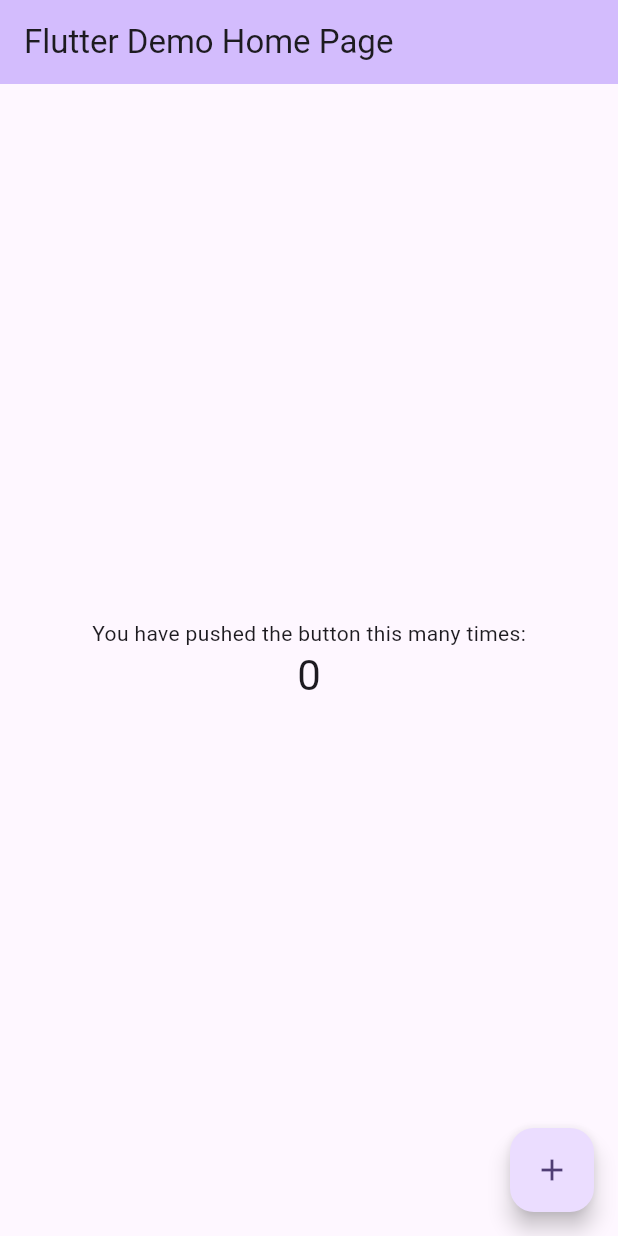
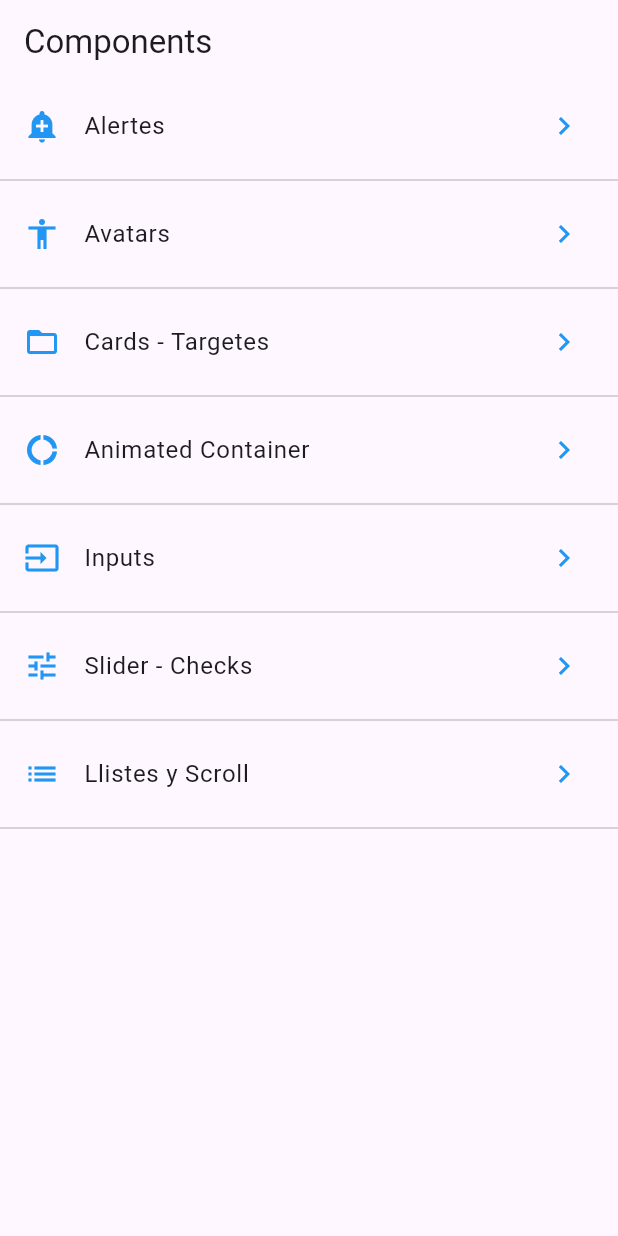
Before and after one commit to Samusk8/samu_app1, a Flutter app: the screen it shows after launch, on a phone screen of 412 x 824 dp. Run offline on Flutter 3.47's test engine with Material 3 defaults, Android fonts, the phone set to English and light mode, and no system bars.

Commit message:
hasta el 23

```diff
--- /dev/null
+++ b/data/menu_opts.json
@@ -0,0 +1,40 @@
+{
+    "nomApp" : "Components",
+    "rutes" : [
+        {
+            "ruta" : "alert",
+            "icona" : "add_alert",
+            "texte": "Alertes"
+        },
+        {
+            "ruta" : "avatar",
+            "icona" : "accessibility",
+            "texte": "Avatars"
+        },
+        {
+            "ruta" : "card",
+            "icona" : "folder_open",
+            "texte": "Cards - Targetes"
+        },
+        {
+            "ruta" : "animatedContainer",
+            "icona" : "donut_large",
+            "texte": "Animated Container"
+        },
+        {
+            "ruta" : "inputs",
+            "icona" : "input",
+            "texte": "Inputs"
+        },
+        {
+            "ruta" : "slider",
+            "icona" : "tune",
+            "texte": "Slider - Checks"
+        },
+        {
+            "ruta" : "list",
+            "icona" : "list",
+            "texte": "Llistes y Scroll"
+        }
+    ]
+}
--- a/lib/main.dart
+++ b/lib/main.dart
@@ -1,122 +1,20 @@
 import 'package:flutter/material.dart';
 
-void main() {
-  runApp(const MyApp());
-}
+import 'package:flutter/material.dart';
+import 'package:samu_app1/screens/home_page.dart';
+import 'package:samu_app1/screens/home_temp.dart';
+
+void main() => runApp(const MyApp());
 
 class MyApp extends StatelessWidget {
   const MyApp({super.key});
 
-  // This widget is the root of your application.
   @override
   Widget build(BuildContext context) {
     return MaterialApp(
-      title: 'Flutter Demo',
-      theme: ThemeData(
-        // This is the theme of your application.
-        //
-        // TRY THIS: Try running your application with "flutter run". You'll see
-        // the application has a purple toolbar. Then, without quitting the app,
-        // try changing the seedColor in the colorScheme below to Colors.green
-        // and then invoke "hot reload" (save your changes or press the "hot
-        // reload" button in a Flutter-supported IDE, or press "r" if you used
-        // the command line to start the app).
-        //
-        // Notice that the counter didn't reset back to zero; the application
-        // state is not lost during the reload. To reset the state, use hot
-        // restart instead.
-        //
-        // This works for code too, not just values: Most code changes can be
-        // tested with just a hot reload.
-        colorScheme: ColorScheme.fromSeed(seedColor: Colors.deepPurple),
-      ),
-      home: const MyHomePage(title: 'Flutter Demo Home Page'),
+      debugShowCheckedModeBanner: false,
+      title: 'Components',
+      home: HomePage(),
     );
   }
 }
-
-class MyHomePage extends StatefulWidget {
-  const MyHomePage({super.key, required this.title});
-
-  // This widget is the home page of your application. It is stateful, meaning
-  // that it has a State object (defined below) that contains fields that affect
-  // how it looks.
-
-  // This class is the configuration for the state. It holds the values (in this
-  // case the title) provided by the parent (in this case the App widget) and
-  // used by the build method of the State. Fields in a Widget subclass are
-  // always marked "final".
-
-  final String title;
-
-  @override
-  State<MyHomePage> createState() => _MyHomePageState();
-}
-
-class _MyHomePageState extends State<MyHomePage> {
-  int _counter = 0;
-
-  void _incrementCounter() {
-    setState(() {
-      // This call to setState tells the Flutter framework that something has
-      // changed in this State, which causes it to rerun the build method below
-      // so that the display can reflect the updated values. If we changed
-      // _counter without calling setState(), then the build method would not be
-      // called again, and so nothing would appear to happen.
-      _counter++;
-    });
-  }
-
-  @override
-  Widget build(BuildContext context) {
-    // This method is rerun every time setState is called, for instance as done
-    // by the _incrementCounter method above.
-    //
-    // The Flutter framework has been optimized to make rerunning build methods
-    // fast, so that you can just rebuild anything that needs updating rather
-    // than having to individually change instances of widgets.
-    return Scaffold(
-      appBar: AppBar(
-        // TRY THIS: Try changing the color here to a specific color (to
-        // Colors.amber, perhaps?) and trigger a hot reload to see the AppBar
-        // change color while the other colors stay the same.
-        backgroundColor: Theme.of(context).colorScheme.inversePrimary,
-        // Here we take the value from the MyHomePage object that was created by
-        // the App.build method, and use it to set our appbar title.
-        title: Text(widget.title),
-      ),
-      body: Center(
-        // Center is a layout widget. It takes a single child and positions it
-        // in the middle of the parent.
-        child: Column(
-          // Column is also a layout widget. It takes a list of children and
-          // arranges them vertically. By default, it sizes itself to fit its
-          // children horizontally, and tries to be as tall as its parent.
-          //
-          // Column has various properties to control how it sizes itself and
-          // how it positions its children. Here we use mainAxisAlignment to
-          // center the children vertically; the main axis here is the vertical
-          // axis because Columns are vertical (the cross axis would be
-          // horizontal).
-          //
-          // TRY THIS: Invoke "debug painting" (choose the "Toggle Debug Paint"
-          // action in the IDE, or press "p" in the console), to see the
-          // wireframe for each widget.
-          mainAxisAlignment: MainAxisAlignment.center,
-          children: <Widget>[
-            const Text('You have pushed the button this many times:'),
-            Text(
-              '$_counter',
-              style: Theme.of(context).textTheme.headlineMedium,
-            ),
-          ],
-        ),
-      ),
-      floatingActionButton: FloatingActionButton(
-        onPressed: _incrementCounter,
-        tooltip: 'Increment',
-        child: const Icon(Icons.add),
-      ), // This trailing comma makes auto-formatting nicer for build methods.
-    );
-  }
-}
--- /dev/null
+++ b/lib/screens/home_page.dart
@@ -0,0 +1,52 @@
+import 'package:flutter/material.dart';
+import 'package:samu_app1/providers/menu_providers.dart';
+import 'package:samu_app1/utils/icon_string_util.dart';
+
+class HomePage extends StatelessWidget {
+  const HomePage({super.key});
+
+  @override
+  Widget build(BuildContext context) {
+    return Scaffold(
+      appBar: AppBar(
+        title: Text('Components'),
+      ),
+      body: _list(),
+    );
+  }
+}
+
+Widget _list() {
+  /*menuProvider.loadData().then((data){
+    print('Lista: ');
+    print(data);
+  });*/
+  return FutureBuilder(
+    future: menuProvider.loadData(),
+    initialData: [],
+    builder: (context, AsyncSnapshot<List<dynamic>> snapshot){
+      print('builder');
+      print(snapshot.data);
+      return ListView(
+        children: _elementsList(snapshot.data),
+      );
+    },
+  );
+}
+
+List<Widget> _elementsList(List<dynamic>? data) {
+  final List<Widget> elements =  [];
+  data?.forEach((element){
+    final widgetTemp = ListTile(
+      title: Text(element['texte']),
+      leading: getIcon(element['icona']),
+      trailing: Icon(Icons.keyboard_arrow_right, color: Colors.blue,),
+      onTap: (){},
+    );
+    elements..add(widgetTemp)
+            ..add(Divider());
+
+  });
+  print(menuProvider.options);
+  return elements;
+}
--- a/pubspec.yaml
+++ b/pubspec.yaml
@@ -58,7 +58,8 @@ flutter:
   uses-material-design: true
 
   # To add assets to your application, add an assets section, like this:
-  # assets:
+  assets:
+    - data/menu_opts.json
   #   - images/a_dot_burr.jpeg
   #   - images/a_dot_ham.jpeg
 
```
Also changed, not shown: lib/providers/menu_providers.dart (added, +20 -0 lines), lib/screens/home_temp.dart (added, +50 -0 lines), lib/utils/icon_string_util.dart (added, +15 -0 lines).
